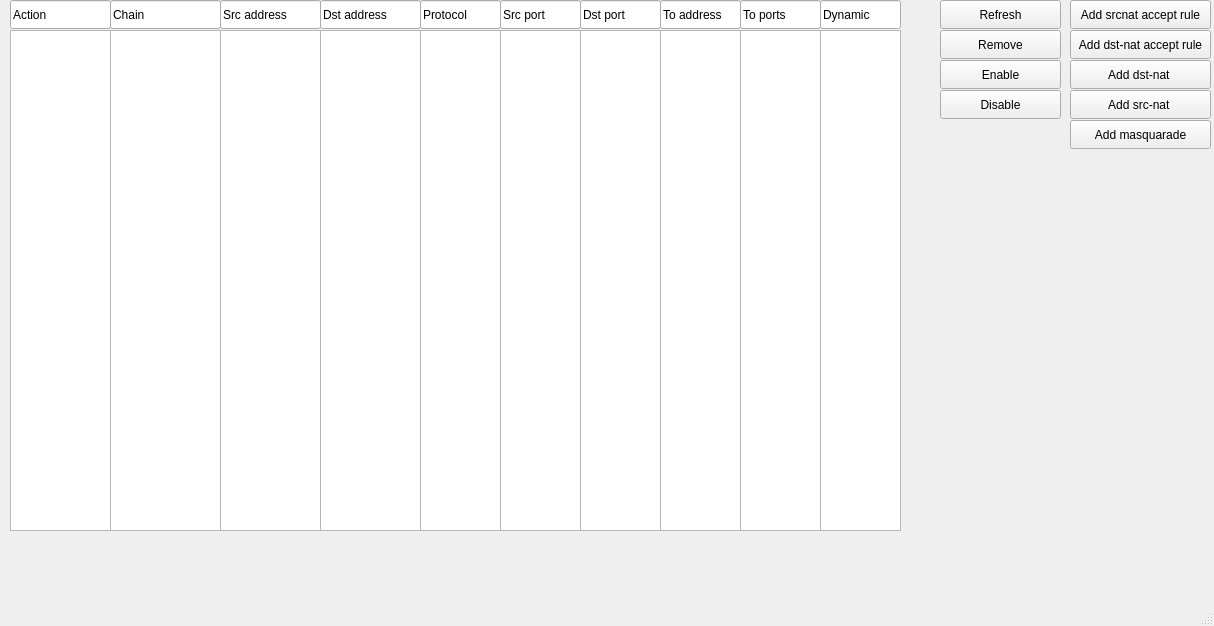
adiosko/mikrotik, file loginGUI/nat.ui: the form before one commit.
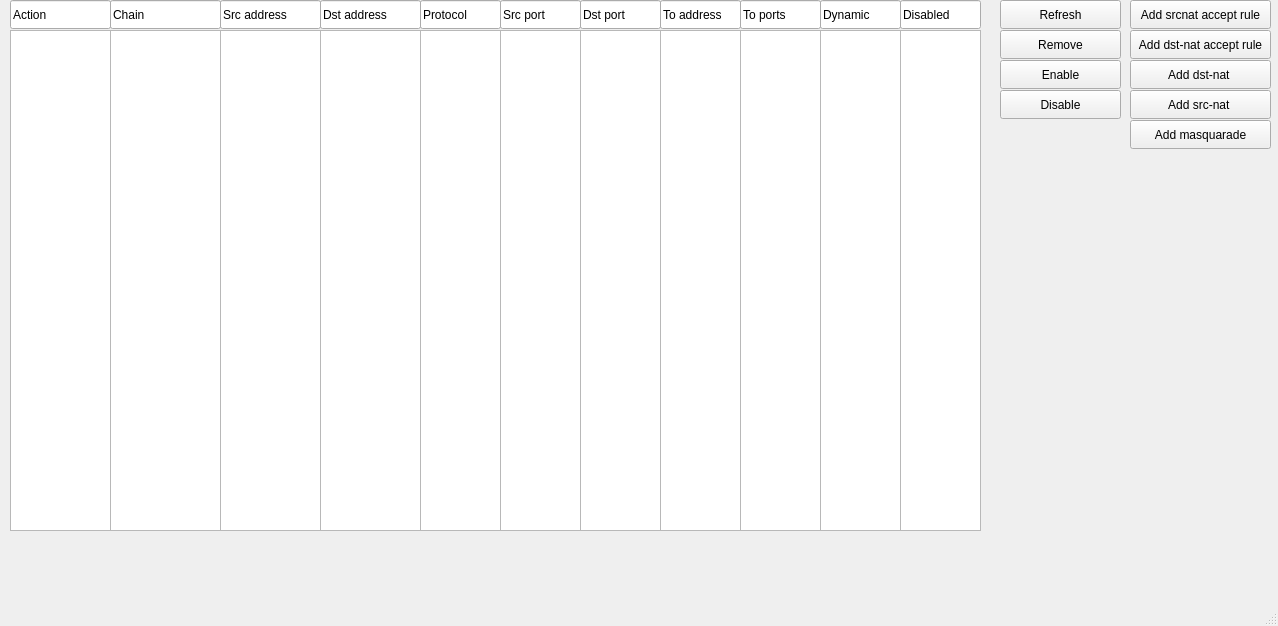
The form after the commit.

Diff of the .ui file:
```diff
--- a/loginGUI/nat.ui
+++ b/loginGUI/nat.ui
@@ -6,7 +6,7 @@
    <rect>
     <x>0</x>
     <y>0</y>
-    <width>1214</width>
+    <width>1278</width>
     <height>626</height>
    </rect>
   </property>
@@ -86,7 +86,7 @@
    <widget class="QPushButton" name="refreshButton">
     <property name="geometry">
      <rect>
-      <x>940</x>
+      <x>1000</x>
       <y>0</y>
       <width>121</width>
       <height>29</height>
@@ -119,7 +119,7 @@
    <widget class="QPushButton" name="removeButton">
     <property name="geometry">
      <rect>
-      <x>940</x>
+      <x>1000</x>
       <y>30</y>
       <width>121</width>
       <height>29</height>
@@ -132,7 +132,7 @@
    <widget class="QPushButton" name="enableButton">
     <property name="geometry">
      <rect>
-      <x>940</x>
+      <x>1000</x>
       <y>60</y>
       <width>121</width>
       <height>29</height>
@@ -145,7 +145,7 @@
    <widget class="QPushButton" name="disableButton">
     <property name="geometry">
      <rect>
-      <x>940</x>
+      <x>1000</x>
       <y>90</y>
       <width>121</width>
       <height>29</height>
@@ -158,7 +158,7 @@
    <widget class="QPushButton" name="srcacceptButton">
     <property name="geometry">
      <rect>
-      <x>1070</x>
+      <x>1130</x>
       <y>0</y>
       <width>141</width>
       <height>29</height>
@@ -171,7 +171,7 @@
    <widget class="QPushButton" name="dstacceptButton">
     <property name="geometry">
      <rect>
-      <x>1070</x>
+      <x>1130</x>
       <y>30</y>
       <width>141</width>
       <height>29</height>
@@ -184,7 +184,7 @@
    <widget class="QPushButton" name="dstButton">
     <property name="geometry">
      <rect>
-      <x>1070</x>
+      <x>1130</x>
       <y>60</y>
       <width>141</width>
       <height>29</height>
@@ -197,7 +197,7 @@
    <widget class="QPushButton" name="srcButton">
     <property name="geometry">
      <rect>
-      <x>1070</x>
+      <x>1130</x>
       <y>90</y>
       <width>141</width>
       <height>29</height>
@@ -210,7 +210,7 @@
    <widget class="QPushButton" name="masqButton">
     <property name="geometry">
      <rect>
-      <x>1070</x>
+      <x>1130</x>
       <y>120</y>
       <width>141</width>
       <height>29</height>
@@ -361,6 +361,29 @@
      </rect>
     </property>
    </widget>
+   <widget class="QListWidget" name="disableField">
+    <property name="geometry">
+     <rect>
+      <x>900</x>
+      <y>30</y>
+      <width>81</width>
+      <height>501</height>
+     </rect>
+    </property>
+   </widget>
+   <widget class="QLineEdit" name="version_10">
+    <property name="geometry">
+     <rect>
+      <x>900</x>
+      <y>0</y>
+      <width>81</width>
+      <height>29</height>
+     </rect>
+    </property>
+    <property name="text">
+     <string>Disabled</string>
+    </property>
+   </widget>
   </widget>
   <widget class="QStatusBar" name="statusbar"/>
  </widget>
```
